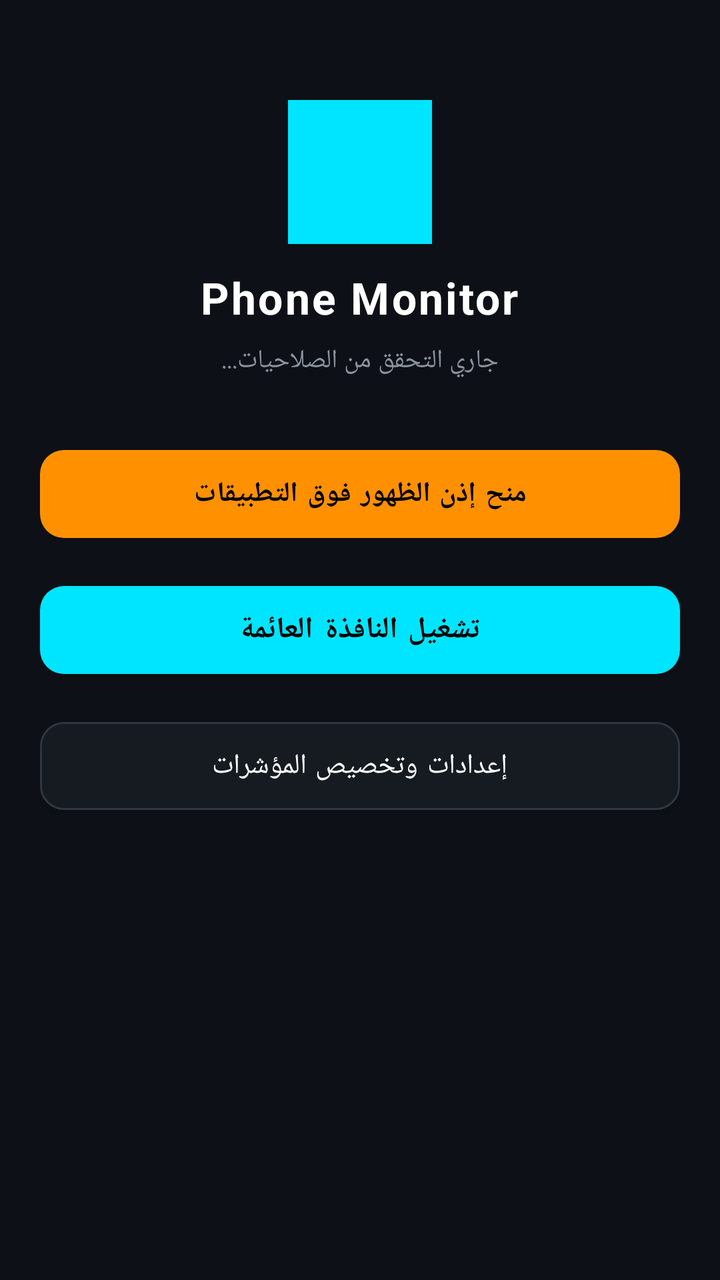
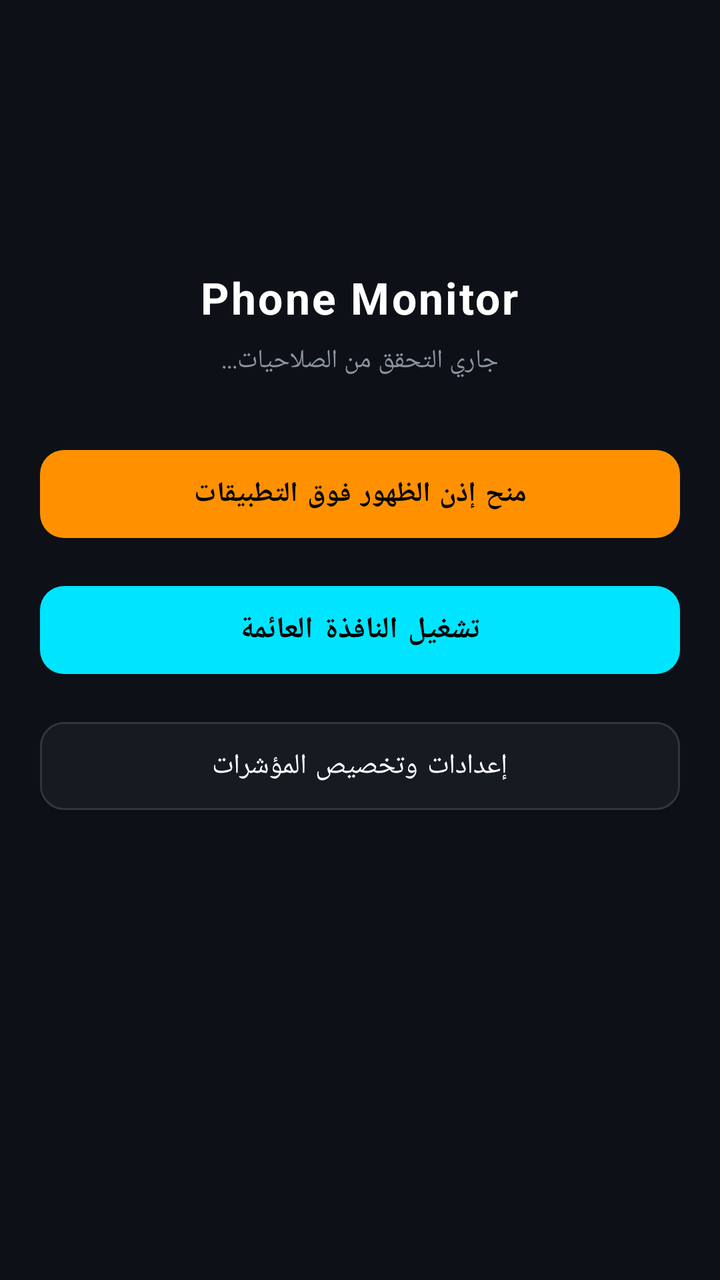

Compare the two renders of this Android layout. The source of the first and the diff that turns it into the second are given below.
<!-- AndroidManifest.xml: application theme Theme.PhoneMonitor -->
<!-- res/layout/activity_main.xml -->
<?xml version="1.0" encoding="utf-8"?>
<LinearLayout xmlns:android="http://schemas.android.com/apk/res/android"
    xmlns:app="http://schemas.android.com/apk/res-auto"
    android:layout_width="match_parent"
    android:layout_height="match_parent"
    android:orientation="vertical"
    android:background="@color/bg_dark"
    android:padding="20dp"
    android:gravity="center_horizontal">

    <ImageView
        android:layout_width="72dp"
        android:layout_height="72dp"
        android:layout_marginTop="30dp"
        android:layout_marginBottom="12dp"
        android:src="@drawable/ic_launcher"
        app:tint="@color/neon_cyan" />

    <TextView
        android:layout_width="wrap_content"
        android:layout_height="wrap_content"
        android:text="Phone Monitor"
        android:textColor="@color/white"
        android:textSize="22sp"
        android:textStyle="bold"
        android:letterSpacing="0.05" />

    <TextView
        android:id="@+id/tvStatus"
        android:layout_width="wrap_content"
        android:layout_height="wrap_content"
        android:layout_marginTop="8dp"
        android:layout_marginBottom="30dp"
        android:text="جاري التحقق من الصلاحيات..."
        android:textColor="@color/text_secondary"
        android:textSize="13sp" />

    
    <com.google.android.material.button.MaterialButton
        android:id="@+id/btnPermission"
        android:layout_width="match_parent"
        android:layout_height="56dp"
        android:layout_marginBottom="12dp"
        android:text="منح إذن الظهور فوق التطبيقات"
        android:textColor="@color/black"
        android:textSize="14sp"
        android:textStyle="bold"
        app:backgroundTint="@color/neon_orange"
        app:cornerRadius="12dp" />

    
    <com.google.android.material.button.MaterialButton
        android:id="@+id/btnToggleService"
        android:layout_width="match_parent"
        android:layout_height="56dp"
        android:layout_marginBottom="12dp"
        android:text="تشغيل النافذة العائمة"
        android:textColor="@color/black"
        android:textSize="15sp"
        android:textStyle="bold"
        app:backgroundTint="@color/neon_cyan"
        app:cornerRadius="12dp" />

    
    <com.google.android.material.button.MaterialButton
        android:id="@+id/btnOpenSettings"
        android:layout_width="match_parent"
        android:layout_height="56dp"
        android:text="إعدادات وتخصيص المؤشرات"
        android:textColor="@color/white"
        android:textSize="14sp"
        app:backgroundTint="@color/card_dark"
        app:strokeColor="@color/card_stroke"
        app:strokeWidth="1dp"
        app:cornerRadius="12dp" />

</LinearLayout>
<!-- resources referenced by this layout -->
<resources>
  <color name="bg_dark">#0D1117</color>
  <color name="black">#FF000000</color>
  <color name="card_dark">#161B22</color>
  <color name="card_stroke">#30363D</color>
  <color name="neon_cyan">#00E5FF</color>
  <color name="neon_orange">#FF9100</color>
  <color name="text_secondary">#8B949E</color>
  <color name="white">#FFFFFFFF</color>
  <!-- drawable ic_launcher (drawable) -->
  <vector xmlns:android="http://schemas.android.com/apk/res/android"
      android:width="108dp"
      android:height="108dp"
      android:viewportWidth="108"
      android:viewportHeight="108">
      <path
          android:fillColor="#6200EE"
          android:pathData="M0,0h108v108h-108z" />
      <path
          android:fillColor="#FFFFFF"
          android:pathData="M34,24 h40 a6,6 0 0 1 6,6 v48 a6,6 0 0 1 -6,6 h-40 a6,6 0 0 1 -6,-6 v-48 a6,6 0 0 1 6,-6 z M50,78 a4,4 0 1 0 8,0 a4,4 0 1 0 -8,0" />
  </vector>
  <style name="Theme.PhoneMonitor" parent="Theme.MaterialComponents.DayNight.NoActionBar">
          <item name="colorPrimary">@color/primary</item>
          <item name="colorPrimaryVariant">@color/primary_dark</item>
          <item name="colorOnPrimary">@color/white</item>
          <item name="colorSecondary">@color/neon_cyan</item>
          <item name="colorSecondaryVariant">@color/teal_700</item>
          <item name="colorOnSecondary">@color/black</item>
          <item name="android:statusBarColor">@color/bg_dark</item>
          <item name="android:windowBackground">@color/bg_dark</item>
      </style>
  <color name="primary">#00E5FF</color>
  <color name="primary_dark">#00B0FF</color>
  <color name="teal_700">#FF018786</color>
</resources>

<!-- the commit's change to res/layout/activity_main.xml (unified diff, before → after) -->
@@ -13,8 +13,7 @@
         android:layout_height="72dp"
         android:layout_marginTop="30dp"
         android:layout_marginBottom="12dp"
-        android:src="@drawable/ic_launcher"
-        app:tint="@color/neon_cyan" />
+        android:src="@mipmap/ic_launcher" />
 
     <TextView
         android:layout_width="wrap_content"
<!-- resource entries referenced after the edit -->
@@ -8,7 +8,7 @@
   <color name="neon_orange">#FF9100</color>
   <color name="text_secondary">#8B949E</color>
   <color name="white">#FFFFFFFF</color>
-  <!-- drawable ic_launcher (drawable) -->
+  <!-- mipmap ic_launcher (drawable) -->
   <vector xmlns:android="http://schemas.android.com/apk/res/android"
       android:width="108dp"
       android:height="108dp"
